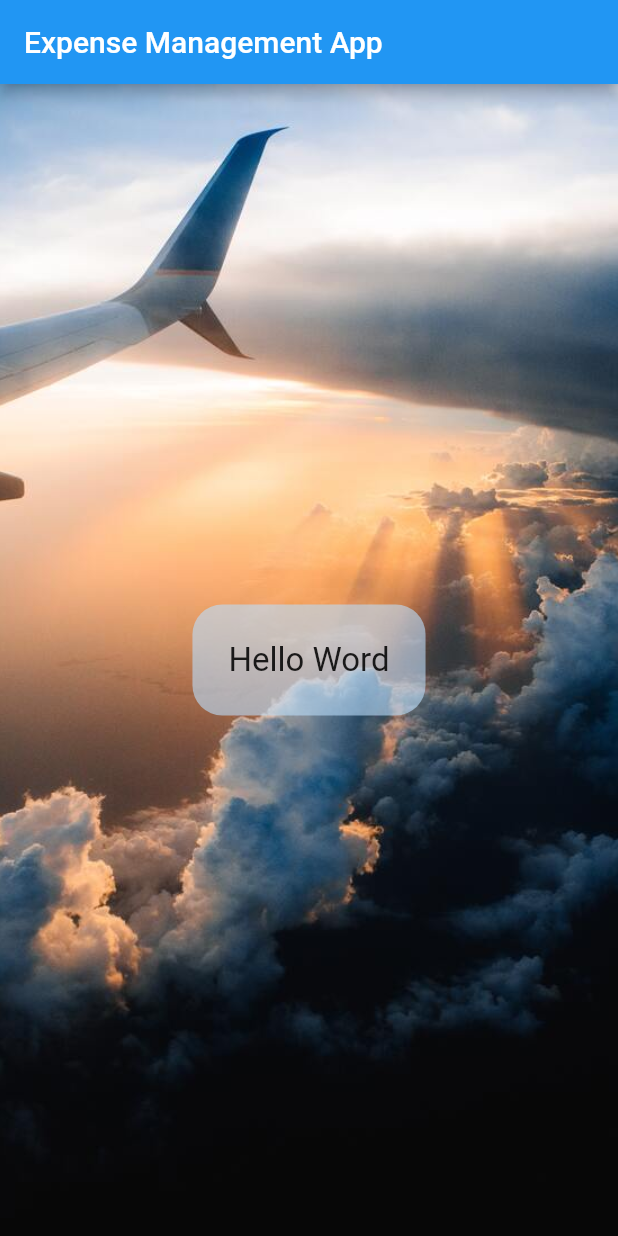
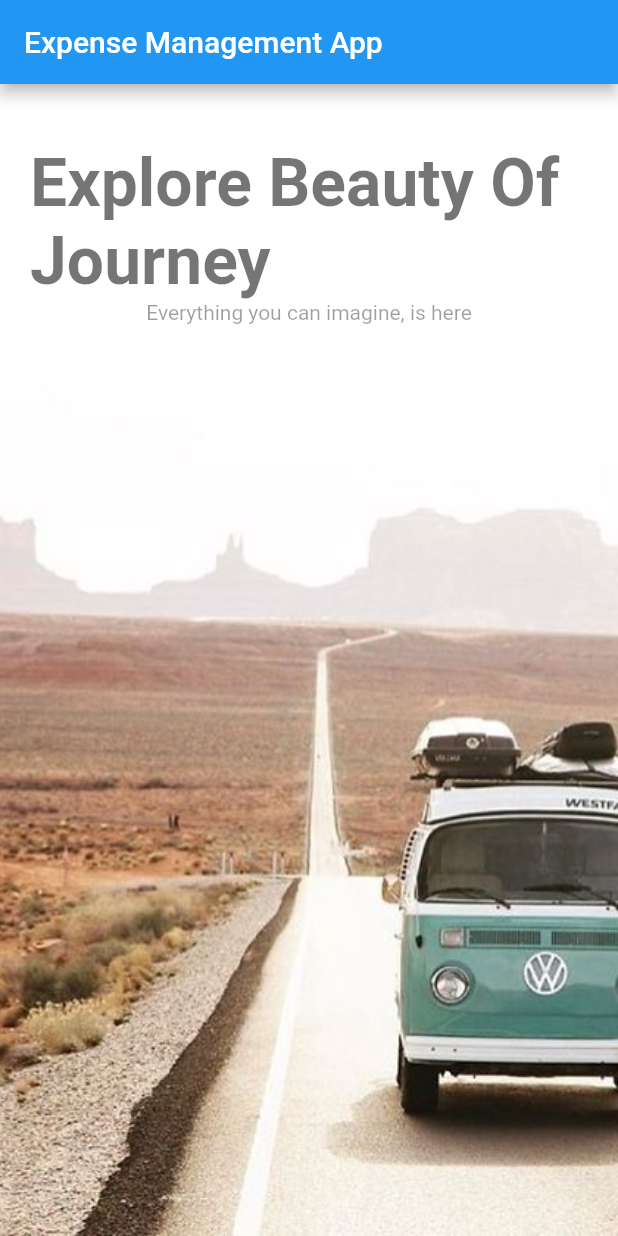
Before and after one commit to Yonkoulong/flutter_M_Expense, a Flutter app: the screen it shows after launch, on a phone screen of 412 x 824 dp. Run offline on Flutter 3.47's test engine with Material 2 defaults, Android fonts, the light colour scheme and no system bars.

Commit message:
feat: build-layout-home-screen

```diff
--- a/lib/screens/home.dart
+++ b/lib/screens/home.dart
@@ -1,4 +1,4 @@
-// ignore_for_file: prefer_const_constructors
+// ignore_for_file: prefer_const_constructors, prefer_const_literals_to_create_immutables
 
 import 'package:flutter/material.dart';
 
@@ -15,19 +15,27 @@ class Home extends StatelessWidget {
           body: Container(
             decoration: const BoxDecoration(
               image: DecorationImage(
-                image: AssetImage("assets/planeAndAir.jpg"),
-                fit: BoxFit.cover)),
-        child: Center(
-          child: Container(
-            padding: EdgeInsets.all(24),
-            decoration: BoxDecoration(
-                borderRadius: BorderRadius.all(Radius.circular(20)),
-                color: Colors.blue.shade100.withOpacity(0.6)),
-            child: const Text('Hello Word',
-                textAlign: TextAlign.center, style: TextStyle(fontSize: 22)),
+                  image: AssetImage("assets/home.jpg"), fit: BoxFit.cover),
             ),
+            padding: EdgeInsets.fromLTRB(20, 40, 20, 0),
+            child: Column(
+              mainAxisAlignment: MainAxisAlignment.start,
+              children: <Widget>[
+                Text("Explore Beauty Of Journey",
+                    style: TextStyle(
+                        color: Colors.black54,
+                        fontSize: 44.0,
+                        fontWeight: FontWeight.bold)),
+                Text(
+                  "Everything you can imagine, is here",
+                  style: TextStyle(
+                    color: Colors.black38,
+                    fontSize: 14.0,
                   ),
+                )
+              ],
             ),
-    ));
+          )),
+    );
   }
 }
```
Also changed, not shown: assets/home.jpg (added). Lines whose indentation alone changed are shown as unchanged.
